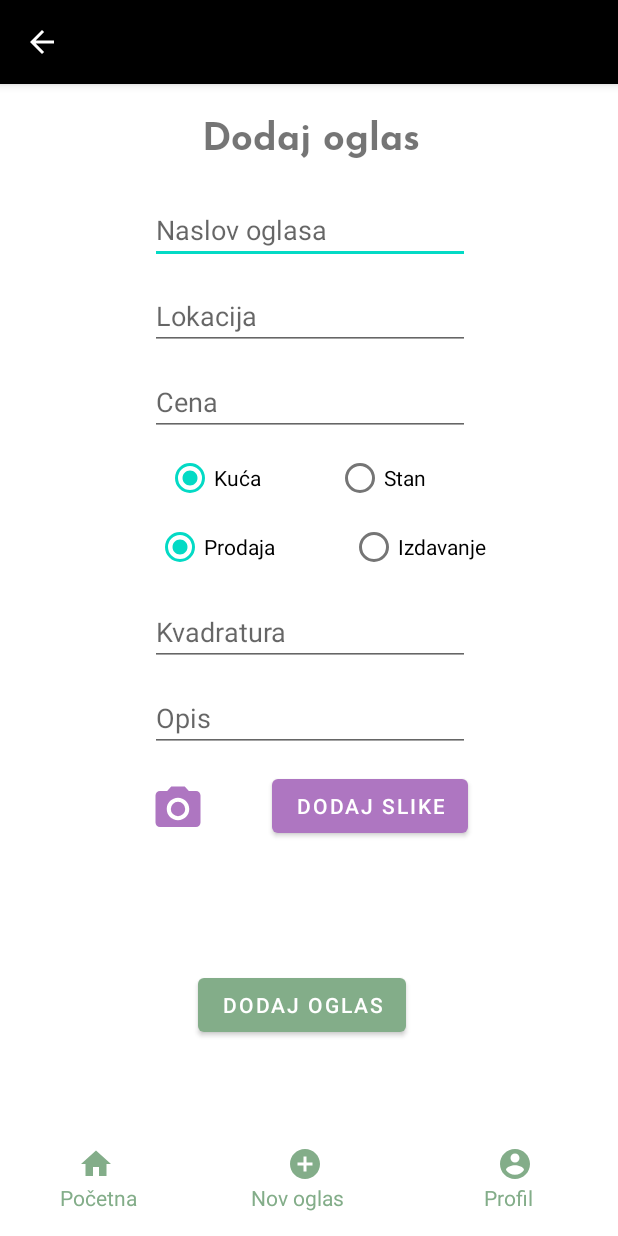
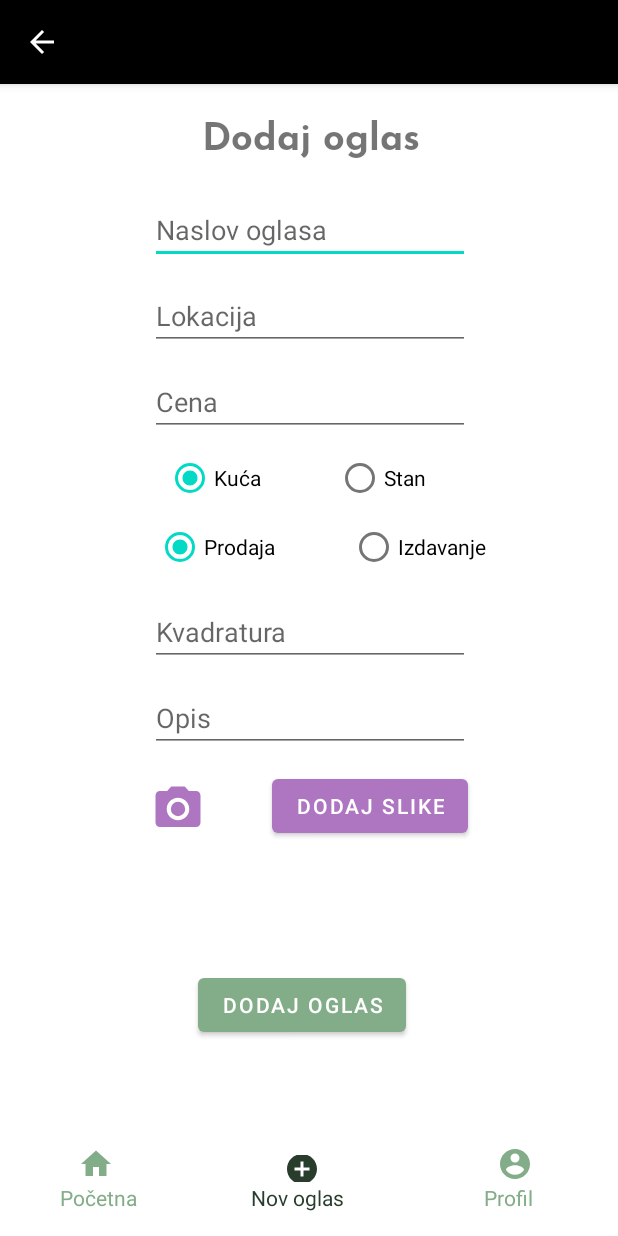
Before and after one commit to apetrovic2/SkuciSe, an Android app: the NewAd screen opened directly, with no data from a screen before it, on a phone screen of 412 x 824 dp. Run offline under Robolectric (Android 15) with nearby library versions, the phone set to English and light mode, and no system bars.

Commit message:
Izmenjen meni #15

```diff
--- /dev/null
+++ b/SkuciSe/app/src/main/res/drawable/ic_baseline_add_circle_green_24.xml
@@ -0,0 +1,9 @@
+<vector xmlns:android="http://schemas.android.com/apk/res/android"
+    android:width="24dp"
+    android:height="24dp"
+    android:viewportWidth="24"
+    android:viewportHeight="24">
+  <path
+      android:fillColor="@color/dark_green"
+      android:pathData="M12,2C6.48,2 2,6.48 2,12s4.48,10 10,10 10,-4.48 10,-10S17.52,2 12,2zM17,13h-4v4h-2v-4L7,13v-2h4L11,7h2v4h4v2z"/>
+</vector>
--- a/SkuciSe/app/src/main/res/layout/activity_home_page2.xml
+++ b/SkuciSe/app/src/main/res/layout/activity_home_page2.xml
@@ -87,7 +87,7 @@
         android:background="@color/white"
         app:layout_constraintBottom_toBottomOf="@+id/toolbar"
         app:layout_constraintStart_toStartOf="@+id/toolbar"
-        app:srcCompat="@drawable/ic_home_black_24dp" />
+        app:srcCompat="@drawable/ic_home_dark_green_24dp" />
 
     <ImageButton
         android:id="@+id/imageBtnNewAd"
@@ -120,7 +120,7 @@
         android:layout_marginStart="40dp"
         android:layout_marginBottom="16dp"
         android:text="Početna"
-        android:textColor="@color/green"
+        android:textColor="@color/dark_green"
         app:layout_constraintBottom_toBottomOf="@+id/toolbar"
         app:layout_constraintStart_toStartOf="@+id/toolbar" />
 
--- a/SkuciSe/app/src/main/res/layout/activity_new_ad.xml
+++ b/SkuciSe/app/src/main/res/layout/activity_new_ad.xml
@@ -207,8 +207,8 @@
 
     <ImageButton
         android:id="@+id/imageBtnNewAd"
-        android:layout_width="26dp"
-        android:layout_height="24dp"
+        android:layout_width="20dp"
+        android:layout_height="18dp"
         android:layout_marginStart="72dp"
         android:layout_marginBottom="36dp"
         android:background="@color/white"
@@ -216,7 +216,7 @@
         app:layout_constraintEnd_toStartOf="@+id/imageBtnProfile"
         app:layout_constraintHorizontal_bias="0.266"
         app:layout_constraintStart_toEndOf="@+id/imageBtnHome"
-        app:srcCompat="@drawable/ic_baseline_add_circle_24" />
+        app:srcCompat="@drawable/ic_baseline_add_circle_green_24" />
 
     <ImageButton
         android:id="@+id/imageBtnProfile"
@@ -247,7 +247,7 @@
         android:layout_marginStart="76dp"
         android:layout_marginBottom="16dp"
         android:text="Nov oglas"
-        android:textColor="@color/green"
+        android:textColor="@color/dark_green"
         app:layout_constraintBottom_toBottomOf="@+id/toolbar"
         app:layout_constraintStart_toEndOf="@+id/textView6" />
 
--- a/SkuciSe/app/src/main/res/layout/activity_profile.xml
+++ b/SkuciSe/app/src/main/res/layout/activity_profile.xml
@@ -101,7 +101,7 @@
         android:background="@color/white"
         app:layout_constraintBottom_toBottomOf="@+id/toolbar"
         app:layout_constraintEnd_toEndOf="@+id/toolbar"
-        app:srcCompat="@drawable/ic_baseline_account_circle_24" />
+        app:srcCompat="@drawable/ic_baseline_account_circle_green_24" />
 
     <TextView
         android:id="@+id/textView6"
@@ -132,7 +132,7 @@
         android:layout_marginStart="81dp"
         android:layout_marginBottom="16dp"
         android:text="Profil"
-        android:textColor="@color/green"
+        android:textColor="@color/dark_green"
         app:layout_constraintBottom_toBottomOf="@+id/toolbar"
         app:layout_constraintEnd_toEndOf="@+id/toolbar"
         app:layout_constraintHorizontal_bias="0.187"
--- a/SkuciSe/app/src/main/res/values/colors.xml
+++ b/SkuciSe/app/src/main/res/values/colors.xml
@@ -8,4 +8,5 @@
     <color name="black">#FF000000</color>
     <color name="white">#FFFFFFFF</color>
     <color name="green">#83AD89</color>
+    <color name="dark_green">#293D2C</color>
 </resources>
```
Also changed, not shown: SkuciSe/app/src/main/res/drawable/ic_baseline_account_circle_green_24.xml (added, +9 -0 lines), SkuciSe/app/src/main/res/drawable/ic_home_dark_green_24dp.xml (added, +9 -0 lines).
